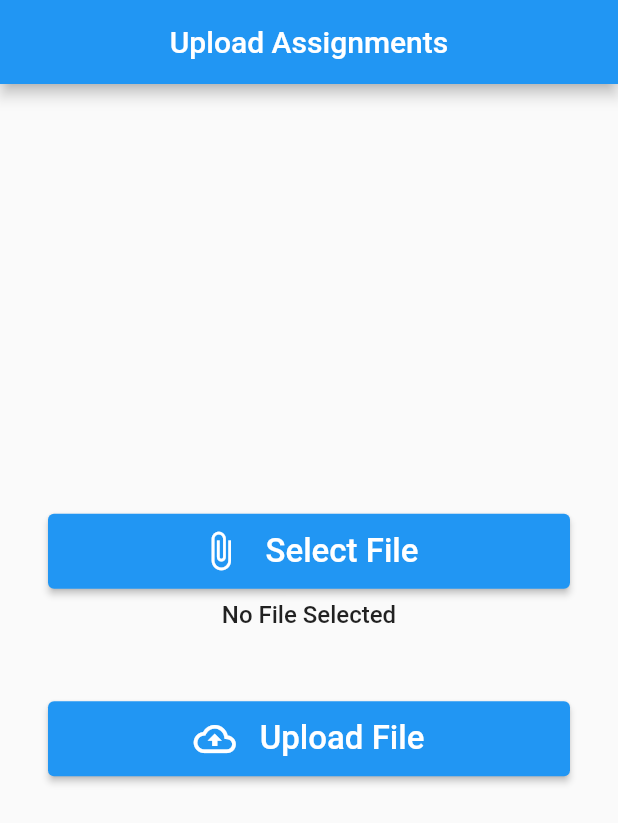
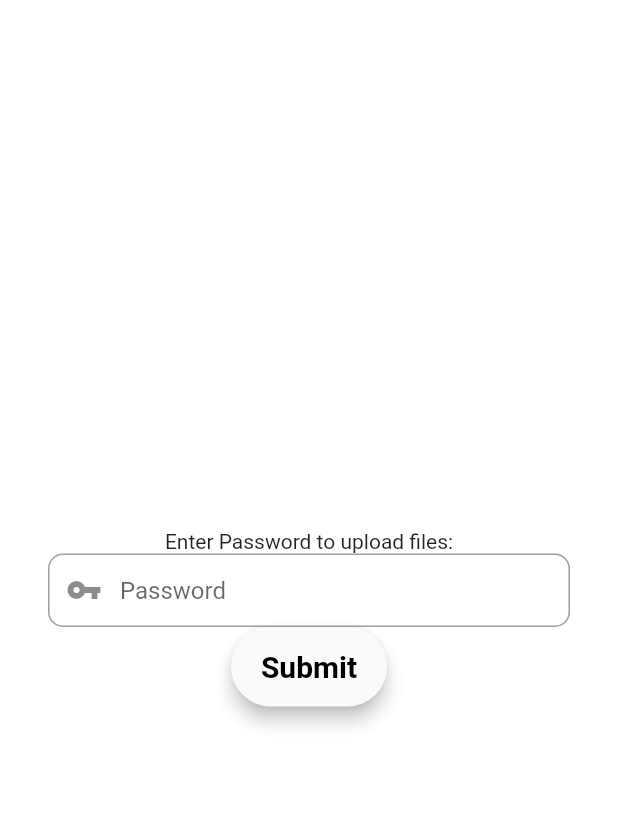
Before and after one commit to Season-of-Code-2022-MDG-Space/E-idea, a Flutter app: the MainPage screen opened directly, after a tap on the "add" icon, on a phone screen of 412 x 824 dp. Shown: the top 823 px of the screen. Run offline on Flutter 3.47's test engine with Material 2 defaults, Android fonts, the phone set to English and light mode, and no system bars; our stand-ins replace cloud_firestore, file_picker, firebase_auth, firebase_core, firebase_storage, fluttertoast; missing offline and left inert: syncfusion_flutter_pdfviewer; accounts and stored records are empty.

Commit message:
added password for uploading

```diff
--- a/assignment/lib/assignments_screens/Main2.dart
+++ b/assignment/lib/assignments_screens/Main2.dart
@@ -2,6 +2,7 @@ import 'dart:io';
 import 'dart:math';
 
 import 'package:assignment/assignments_screens/Thirdpage.dart';
+import 'package:assignment/assignments_screens/crpwdscreen.dart';
 import 'package:assignment/main.dart';
 import 'package:cloud_firestore/cloud_firestore.dart';
 import 'package:file_picker/file_picker.dart';
@@ -56,7 +57,7 @@ class _MainPageState extends State<MainPage> {
         },
       );
     } else
-      return Text('');
+      return const Text('');
   }
 
   @override
@@ -71,10 +72,10 @@ class _MainPageState extends State<MainPage> {
             if (snapshot.hasData) {}
             switch (snapshot.connectionState) {
               case ConnectionState.waiting:
-                return Center(child: CircularProgressIndicator());
+                return const Center(child: const CircularProgressIndicator());
               default:
                 if (snapshot.hasError) {
-                  return Center(child: Text('Some error occurred!'));
+                  return const Center(child: Text('Some error occurred!'));
                 } else {
                   final files = snapshot.data!;
 
@@ -102,11 +103,11 @@ class _MainPageState extends State<MainPage> {
         //Display1(),
         floatingActionButton: FloatingActionButton(
           onPressed: () {
-            Navigator.of(context)
-                .push(MaterialPageRoute(builder: (context) => MyApp5()));
+            Navigator.of(context).push(
+                MaterialPageRoute(builder: (context) => const crpwdscreen()));
             a = 1;
           },
-          child: Icon(
+          child: const Icon(
             Icons.add,
             color: Colors.white,
           ),
@@ -125,7 +126,7 @@ class _MainPageState extends State<MainPage> {
         ),*/
         title: Text(
           file.name,
-          style: TextStyle(
+          style: const TextStyle(
             fontWeight: FontWeight.bold,
             decoration: TextDecoration.underline,
             color: Colors.blue,
@@ -141,14 +142,14 @@ class _MainPageState extends State<MainPage> {
         leading: Container(
           width: 52,
           height: 52,
-          child: Icon(
+          child: const Icon(
             Icons.file_copy,
             color: Colors.white,
           ),
         ),
         title: Text(
           '$length Files',
-          style: TextStyle(
+          style: const TextStyle(
             fontWeight: FontWeight.bold,
             fontSize: 20,
             color: Colors.white,
--- a/assignment/lib/assignments_screens/Modal.dart
+++ b/assignment/lib/assignments_screens/Modal.dart
@@ -21,7 +21,7 @@ class ImagePage extends StatelessWidget {
       appBar: AppBar(
         title: Text(file.name),
         centerTitle: true,
-        /* actions: [
+        /*actions: [
           IconButton(
             icon: Icon(Icons.file_download),
             onPressed: () async {
@@ -42,7 +42,7 @@ class ImagePage extends StatelessWidget {
               // height: double.infinity,
               // fit: BoxFit.cover,
             )
-          : Center(
+          : const Center(
               child: Text(
                 'Cannot be displayed',
                 style: TextStyle(fontSize: 20, fontWeight: FontWeight.bold),
--- /dev/null
+++ b/assignment/lib/assignments_screens/crpwdscreen.dart
@@ -0,0 +1,101 @@
+// ignore_for_file: unnecessary_const
+
+import 'dart:async';
+
+import 'package:assignment/assignments_screens/Main2.dart';
+import 'package:assignment/assignments_screens/Thirdpage.dart';
+import 'package:flutter/material.dart';
+
+class crpwdscreen extends StatefulWidget {
+  const crpwdscreen({Key? key}) : super(key: key);
+
+  @override
+  State<crpwdscreen> createState() => _crpwdscreenState();
+}
+
+// ignore: camel_case_types
+class _crpwdscreenState extends State<crpwdscreen> {
+  final TextEditingController passwordController = TextEditingController();
+
+  Widget build(BuildContext context) {
+    final passwordfield = TextFormField(
+        autofocus: false,
+        controller: passwordController,
+
+        /*if (value == "only@CRallowed") {
+            Navigator.of(context)
+                .push(MaterialPageRoute(builder: (context) => MyApp5()));
+          } else {
+            const snackBar = const SnackBar(
+              duration: const Duration(seconds: 3),
+              content: const Text('Wrong Password entered'),
+            );
+            ScaffoldMessenger.of(context).showSnackBar(snackBar);
+            Navigator.of(context)
+                .push(MaterialPageRoute(builder: (context) => MyApp2()));
+          }*/
+        obscureText: true,
+        textInputAction: TextInputAction.done,
+        decoration: InputDecoration(
+          prefixIcon: const Icon(Icons.vpn_key),
+          contentPadding: const EdgeInsets.fromLTRB(20, 15, 20, 15),
+          hintText: "Password",
+          border: OutlineInputBorder(
+            borderRadius: BorderRadius.circular(10),
+          ),
+        ));
+
+    final loginbutton = Material(
+      elevation: 5,
+      borderRadius: BorderRadius.circular(30),
+      child: MaterialButton(
+          padding: const EdgeInsets.fromLTRB(20, 15, 20, 15),
+          onPressed: () {
+            if (passwordController.text == "only@CRallowed") {
+              Navigator.of(context)
+                  .push(MaterialPageRoute(builder: (context) => MyApp5()));
+            } else {
+              const snackBar = const SnackBar(
+                duration: const Duration(seconds: 2),
+                content: const Text(
+                    'Wrong Password : Only CR can access. Reverting..'),
+              );
+              ScaffoldMessenger.of(context).showSnackBar(snackBar);
+              Timer(const Duration(seconds: 2), () {
+                Navigator.push(
+                    context, MaterialPageRoute(builder: (_) => MyApp2()));
+              });
+            }
+          },
+          child: const Text(
+            "Submit",
+            textAlign: TextAlign.center,
+            style: TextStyle(
+                fontSize: 20, color: Colors.black, fontWeight: FontWeight.bold),
+          )),
+    );
+
+    return Scaffold(
+      backgroundColor: Colors.white,
+      body: Center(
+        child: SingleChildScrollView(
+          child: Container(
+            color: Colors.white,
+            child: Padding(
+              padding: const EdgeInsets.all(32.0),
+              child: Form(
+                child: Column(
+                  children: <Widget>[
+                    const Text("Enter Password to upload files:"),
+                    passwordfield,
+                    loginbutton
+                  ],
+                ),
+              ),
+            ),
+          ),
+        ),
+      ),
+    );
+  }
+}
--- a/assignment/lib/assignments_screens/csn101-1.dart
+++ b/assignment/lib/assignments_screens/csn101-1.dart
@@ -2,6 +2,7 @@ import 'dart:io';
 import 'dart:math';
 
 import 'package:assignment/assignments_screens/Thirdpage.dart';
+import 'package:assignment/assignments_screens/crpwdscreen.dart';
 import 'package:assignment/main.dart';
 import 'package:cloud_firestore/cloud_firestore.dart';
 import 'package:file_picker/file_picker.dart';
@@ -103,7 +104,7 @@ class _MainPageState extends State<MainPage> {
         floatingActionButton: FloatingActionButton(
           onPressed: () {
             Navigator.of(context)
-                .push(MaterialPageRoute(builder: (context) => MyApp5()));
+                .push(MaterialPageRoute(builder: (context) => crpwdscreen()));
             a = 1;
           },
           child: Icon(
--- a/assignment/lib/assignments_screens/csn103-1.dart
+++ b/assignment/lib/assignments_screens/csn103-1.dart
@@ -2,6 +2,7 @@ import 'dart:io';
 import 'dart:math';
 
 import 'package:assignment/assignments_screens/Thirdpage.dart';
+import 'package:assignment/assignments_screens/crpwdscreen.dart';
 import 'package:assignment/main.dart';
 import 'package:cloud_firestore/cloud_firestore.dart';
 import 'package:file_picker/file_picker.dart';
@@ -103,7 +104,7 @@ class _MainPageState extends State<MainPage> {
         floatingActionButton: FloatingActionButton(
           onPressed: () {
             Navigator.of(context)
-                .push(MaterialPageRoute(builder: (context) => MyApp5()));
+                .push(MaterialPageRoute(builder: (context) => crpwdscreen()));
             a = 1;
           },
           child: Icon(
--- a/assignment/lib/states/CurrentUser.dart
+++ b/assignment/lib/states/CurrentUser.dart
@@ -1,3 +1,4 @@
+// ignore: file_names
 import 'package:assignment/model/usermodel.dart';
 import 'package:cloud_firestore/cloud_firestore.dart';
 import 'package:firebase_auth/firebase_auth.dart';
```
Also changed, not shown: assignment/lib/screens/signupscreen.dart (+1 -31 lines), assignment/pubspec.lock.
